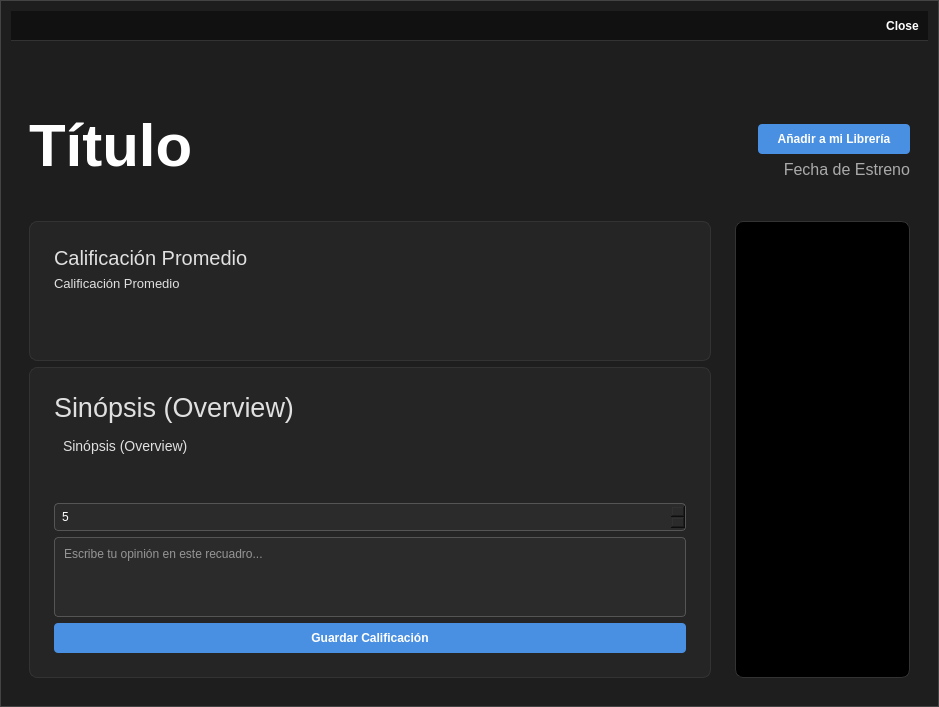
Above: desktop_client/view/details_window.ui from brunorahu/FilmTrack-Project before the change. Below: the same form after it.
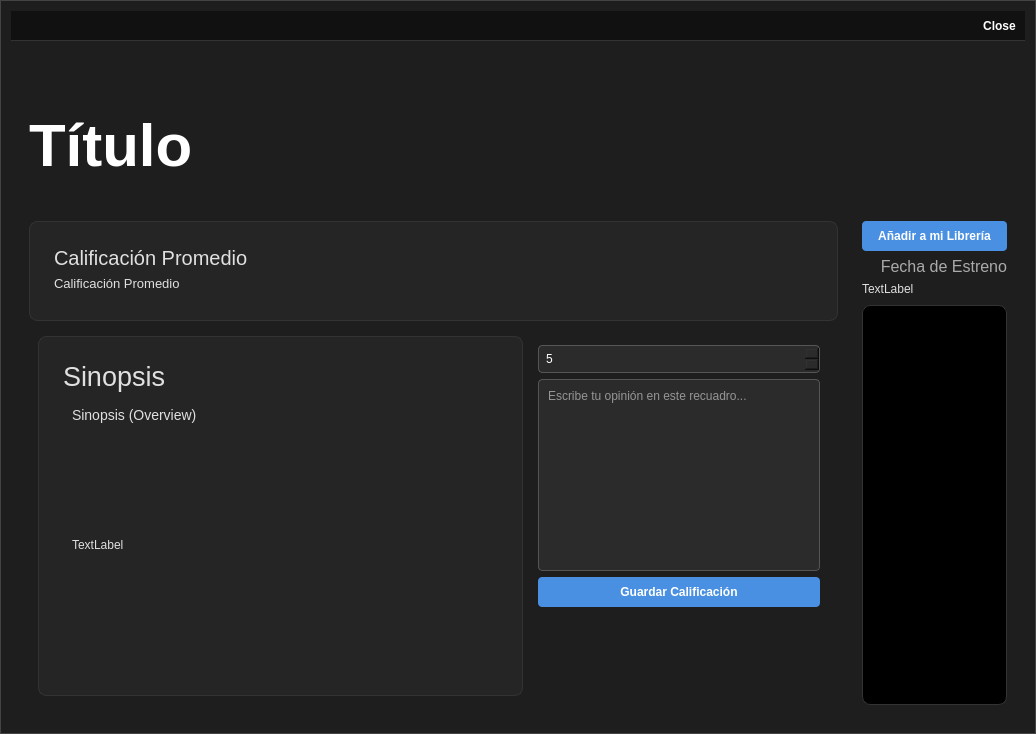
That is the form after the change.

What changed in the file:
```diff
--- a/desktop_client/view/details_window.ui
+++ b/desktop_client/view/details_window.ui
@@ -6,8 +6,8 @@
    <rect>
     <x>0</x>
     <y>0</y>
-    <width>939</width>
-    <height>631</height>
+    <width>1036</width>
+    <height>734</height>
    </rect>
   </property>
   <property name="windowTitle">
@@ -213,72 +213,8 @@
            <property name="alignment">
             <set>Qt::AlignBottom|Qt::AlignLeading|Qt::AlignLeft</set>
            </property>
-          </widget>
-         </item>
-        </layout>
-       </widget>
-      </item>
-      <item>
-       <widget class="QFrame" name="frame_superior_derecho">
-        <property name="maximumSize">
-         <size>
-          <width>170</width>
-          <height>16777215</height>
-         </size>
-        </property>
-        <property name="frameShape">
-         <enum>QFrame::StyledPanel</enum>
-        </property>
-        <property name="frameShadow">
-         <enum>QFrame::Raised</enum>
-        </property>
-        <layout class="QVBoxLayout" name="verticalLayout_6">
-         <item>
-          <spacer name="verticalSpacer_3">
-           <property name="orientation">
-            <enum>Qt::Vertical</enum>
-           </property>
-           <property name="sizeHint" stdset="0">
-            <size>
-             <width>20</width>
-             <height>43</height>
-            </size>
-           </property>
-          </spacer>
-         </item>
-         <item>
-          <widget class="QPushButton" name="add_to_library_button">
-           <property name="font">
-            <font>
-             <weight>75</weight>
-             <bold>true</bold>
-            </font>
-           </property>
-           <property name="text">
-            <string>Añadir a mi Librería</string>
-           </property>
-          </widget>
-         </item>
-         <item>
-          <widget class="QLabel" name="release_date_label">
-           <property name="maximumSize">
-            <size>
-             <width>16777215</width>
-             <height>16777215</height>
-            </size>
-           </property>
-           <property name="font">
-            <font>
-             <pointsize>-1</pointsize>
-             <weight>50</weight>
-             <bold>false</bold>
-            </font>
-           </property>
-           <property name="text">
-            <string>Fecha de Estreno</string>
-           </property>
-           <property name="alignment">
-            <set>Qt::AlignBottom|Qt::AlignRight|Qt::AlignTrailing</set>
+           <property name="wordWrap">
+            <bool>true</bool>
            </property>
           </widget>
          </item>
@@ -301,7 +237,7 @@
        <widget class="QFrame" name="frame_izquierdo">
         <property name="maximumSize">
          <size>
-          <width>700</width>
+          <width>1000</width>
           <height>16777215</height>
          </size>
         </property>
@@ -317,13 +253,13 @@
            <property name="minimumSize">
             <size>
              <width>0</width>
-             <height>140</height>
+             <height>100</height>
             </size>
            </property>
            <property name="maximumSize">
             <size>
              <width>16777215</width>
-             <height>140</height>
+             <height>100</height>
             </size>
            </property>
            <property name="frameShape">
@@ -382,7 +318,22 @@
           </widget>
          </item>
          <item>
+          <widget class="QFrame" name="frame">
+           <property name="frameShape">
+            <enum>QFrame::StyledPanel</enum>
+           </property>
+           <property name="frameShadow">
+            <enum>QFrame::Raised</enum>
+           </property>
+           <layout class="QHBoxLayout" name="horizontalLayout_4">
+            <item>
           <widget class="QFrame" name="frame_izquierdo_inferior">
+              <property name="maximumSize">
+               <size>
+                <width>16777215</width>
+                <height>16777215</height>
+               </size>
+              </property>
            <property name="frameShape">
             <enum>QFrame::StyledPanel</enum>
            </property>
@@ -398,7 +349,7 @@
                </font>
               </property>
               <property name="text">
-               <string>Sinópsis (Overview)</string>
+                  <string>Sinopsis</string>
               </property>
               <property name="wordWrap">
                <bool>true</bool>
@@ -424,8 +375,8 @@
                 <rect>
                  <x>0</x>
                  <y>0</y>
-                 <width>615</width>
-                 <height>35</height>
+                    <width>443</width>
+                    <height>275</height>
                 </rect>
                </property>
                <layout class="QVBoxLayout" name="verticalLayout_8">
@@ -437,7 +388,7 @@
                    </font>
                   </property>
                   <property name="text">
-                   <string>Sinópsis (Overview)</string>
+                      <string>Sinopsis (Overview)</string>
                   </property>
                   <property name="alignment">
                    <set>Qt::AlignLeading|Qt::AlignLeft|Qt::AlignTop</set>
@@ -447,23 +398,41 @@
                   </property>
                  </widget>
                 </item>
+                   <item>
+                    <widget class="QLabel" name="cast_label">
+                     <property name="text">
+                      <string>TextLabel</string>
+                     </property>
+                     <property name="alignment">
+                      <set>Qt::AlignLeading|Qt::AlignLeft|Qt::AlignTop</set>
+                     </property>
+                     <property name="wordWrap">
+                      <bool>true</bool>
+                     </property>
+                    </widget>
+                   </item>
                </layout>
               </widget>
              </widget>
             </item>
+              </layout>
+             </widget>
+            </item>
             <item>
-             <spacer name="verticalSpacer">
-              <property name="orientation">
-               <enum>Qt::Vertical</enum>
-              </property>
-              <property name="sizeHint" stdset="0">
+             <widget class="QFrame" name="frame_2">
+              <property name="maximumSize">
                <size>
-                <width>20</width>
-                <height>40</height>
+                <width>300</width>
+                <height>16777215</height>
                </size>
               </property>
-             </spacer>
-            </item>
+              <property name="frameShape">
+               <enum>QFrame::StyledPanel</enum>
+              </property>
+              <property name="frameShadow">
+               <enum>QFrame::Raised</enum>
+              </property>
+              <layout class="QVBoxLayout" name="verticalLayout_7">
             <item>
              <widget class="QSpinBox" name="rating_spinbox">
               <property name="minimum">
@@ -479,6 +448,12 @@
             </item>
             <item>
              <widget class="QTextEdit" name="review_textedit">
+                 <property name="maximumSize">
+                  <size>
+                   <width>16777215</width>
+                   <height>200</height>
+                  </size>
+                 </property>
               <property name="placeholderText">
                <string>Escribe tu opinión en este recuadro...</string>
               </property>
@@ -491,17 +466,33 @@
               </property>
              </widget>
             </item>
+               <item>
+                <spacer name="verticalSpacer">
+                 <property name="orientation">
+                  <enum>Qt::Vertical</enum>
+                 </property>
+                 <property name="sizeHint" stdset="0">
+                  <size>
+                   <width>20</width>
+                   <height>40</height>
+                  </size>
+                 </property>
+                </spacer>
+               </item>
            </layout>
           </widget>
          </item>
         </layout>
        </widget>
       </item>
+        </layout>
+       </widget>
+      </item>
       <item>
-       <widget class="QFrame" name="frame_derecho">
+       <widget class="QFrame" name="frame_superior_derecho">
         <property name="maximumSize">
          <size>
-          <width>400</width>
+          <width>300</width>
           <height>16777215</height>
          </size>
         </property>
@@ -511,13 +502,75 @@
         <property name="frameShadow">
          <enum>QFrame::Raised</enum>
         </property>
-        <layout class="QVBoxLayout" name="verticalLayout_7">
+        <layout class="QVBoxLayout" name="verticalLayout_6">
+         <item>
+          <widget class="QPushButton" name="add_to_library_button">
+           <property name="font">
+            <font>
+             <weight>75</weight>
+             <bold>true</bold>
+            </font>
+           </property>
+           <property name="text">
+            <string>Añadir a mi Librería</string>
+           </property>
+          </widget>
+         </item>
+         <item>
+          <widget class="QLabel" name="release_date_label">
+           <property name="maximumSize">
+            <size>
+             <width>16777215</width>
+             <height>16777215</height>
+            </size>
+           </property>
+           <property name="font">
+            <font>
+             <pointsize>-1</pointsize>
+             <weight>50</weight>
+             <bold>false</bold>
+            </font>
+           </property>
+           <property name="text">
+            <string>Fecha de Estreno</string>
+           </property>
+           <property name="alignment">
+            <set>Qt::AlignBottom|Qt::AlignRight|Qt::AlignTrailing</set>
+           </property>
+          </widget>
+         </item>
+         <item>
+          <widget class="QLabel" name="genres_label">
+           <property name="text">
+            <string>TextLabel</string>
+           </property>
+          </widget>
+         </item>
+         <item>
+          <spacer name="verticalSpacer_3">
+           <property name="orientation">
+            <enum>Qt::Vertical</enum>
+           </property>
+           <property name="sizeHint" stdset="0">
+            <size>
+             <width>20</width>
+             <height>43</height>
+            </size>
+           </property>
+          </spacer>
+         </item>
          <item>
           <widget class="QLabel" name="poster_label">
+           <property name="minimumSize">
+            <size>
+             <width>0</width>
+             <height>400</height>
+            </size>
+           </property>
            <property name="maximumSize">
             <size>
              <width>16777215</width>
-             <height>16777215</height>
+             <height>400</height>
             </size>
            </property>
            <property name="text">
```
Lines whose indentation alone changed are shown as unchanged.
